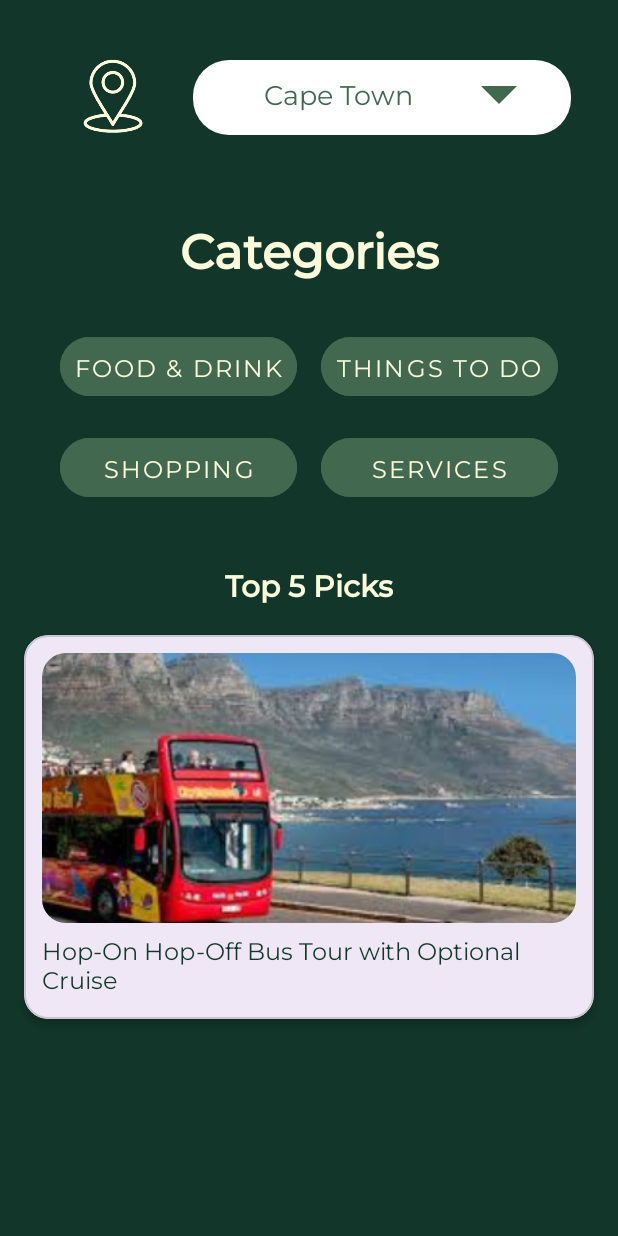
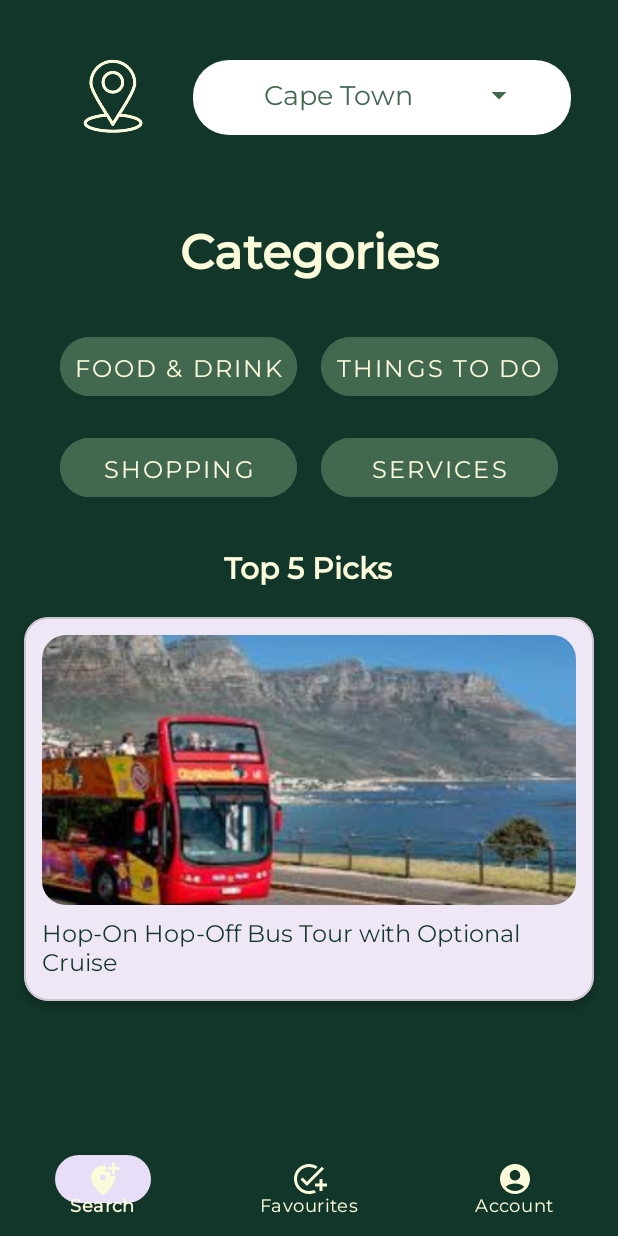
Before and after one commit to VCCT-PROG7314-2025-G1/PROG7314.OutAbout, an Android app: the fragment HomeFragment shown on its own in the app's theme, on a phone screen of 412 x 824 dp. Run offline under Robolectric (Android 15) with nearby library versions, the light colour scheme and no system bars.

Commit message:
bottom_nav_menu.xml - navigation bar completed. Please Copy and paste this code to ensure the nav bar looks the same on all the pages.

```diff
--- /dev/null
+++ b/app/src/main/res/color/nav_item_color.xml
@@ -0,0 +1,5 @@
+<?xml version="1.0" encoding="utf-8"?>
+<selector xmlns:android="http://schemas.android.com/apk/res/android">
+    <item android:color="#FBFADA" android:state_checked="true"/>
+    <item android:color="#FBFADA" android:state_checked="false"/>
+</selector>
--- /dev/null
+++ b/app/src/main/res/drawable/ic_account.xml
@@ -0,0 +1,5 @@
+<vector xmlns:android="http://schemas.android.com/apk/res/android" android:height="24dp" android:tint="#FFFFFF" android:viewportHeight="24" android:viewportWidth="24" android:width="24dp">
+
+    <path android:fillColor="@android:color/white" android:pathData="M12,2C6.48,2 2,6.48 2,12s4.48,10 10,10s10,-4.48 10,-10S17.52,2 12,2zM12,6c1.93,0 3.5,1.57 3.5,3.5S13.93,13 12,13s-3.5,-1.57 -3.5,-3.5S10.07,6 12,6zM12,20c-2.03,0 -4.43,-0.82 -6.14,-2.88C7.55,15.8 9.68,15 12,15s4.45,0.8 6.14,2.12C16.43,19.18 14.03,20 12,20z"/>
+
+</vector>
--- /dev/null
+++ b/app/src/main/res/drawable/ic_dropdown.xml
@@ -0,0 +1,5 @@
+<vector xmlns:android="http://schemas.android.com/apk/res/android" android:height="24dp" android:tint="#436850" android:viewportHeight="24" android:viewportWidth="24" android:width="24dp">
+
+    <path android:fillColor="@android:color/white" android:pathData="M7,10l5,5 5,-5z"/>
+
+</vector>
--- /dev/null
+++ b/app/src/main/res/drawable/ic_favorite.xml
@@ -0,0 +1,5 @@
+<vector xmlns:android="http://schemas.android.com/apk/res/android" android:height="24dp" android:tint="#FFFFFF" android:viewportHeight="24" android:viewportWidth="24" android:width="24dp">
+
+    <path android:fillColor="@android:color/white" android:pathData="M22,5.18L10.59,16.6l-4.24,-4.24l1.41,-1.41l2.83,2.83l10,-10L22,5.18zM12,20c-4.41,0 -8,-3.59 -8,-8s3.59,-8 8,-8c1.57,0 3.04,0.46 4.28,1.25l1.45,-1.45C16.1,2.67 14.13,2 12,2C6.48,2 2,6.48 2,12s4.48,10 10,10c1.73,0 3.36,-0.44 4.78,-1.22l-1.5,-1.5C14.28,19.74 13.17,20 12,20zM19,15h-3v2h3v3h2v-3h3v-2h-3v-3h-2V15z"/>
+
+</vector>
--- /dev/null
+++ b/app/src/main/res/drawable/ic_search.xml
@@ -0,0 +1,5 @@
+<vector xmlns:android="http://schemas.android.com/apk/res/android" android:height="24dp" android:tint="#FFFFFF" android:viewportHeight="24" android:viewportWidth="24" android:width="24dp">
+
+    <path android:fillColor="@android:color/white" android:pathData="M20,1v3h3v2h-3v3h-2L18,6h-3L15,4h3L18,1h2zM12,13c1.1,0 2,-0.9 2,-2s-0.9,-2 -2,-2 -2,0.9 -2,2 0.9,2 2,2zM14,3.25L14,7h3v3h2.92c0.05,0.39 0.08,0.79 0.08,1.2 0,3.32 -2.67,7.25 -8,11.8 -5.33,-4.55 -8,-8.48 -8,-11.8C4,6.22 7.8,3 12,3c0.68,0 1.35,0.08 2,0.25z"/>
+
+</vector>
--- a/app/src/main/res/layout/fragment_home.xml
+++ b/app/src/main/res/layout/fragment_home.xml
@@ -178,26 +178,29 @@
     </GridLayout>
 
     <!-- Top 5 Picks Title -->
+
+    <!-- Activity Card View -->
     <TextView
         android:id="@+id/top_picks_title"
         android:layout_width="wrap_content"
         android:layout_height="wrap_content"
-        android:layout_marginTop="32dp"
+        android:layout_marginTop="20dp"
         android:fontFamily="@font/montserrat_medium"
         android:text="Top 5 Picks"
         android:textColor="#FBFADA"
         android:textSize="20sp"
         android:textStyle="bold"
         app:layout_constraintEnd_toEndOf="parent"
+        app:layout_constraintHorizontal_bias="0.498"
         app:layout_constraintStart_toStartOf="parent"
         app:layout_constraintTop_toBottomOf="@id/categories_grid" />
 
-    <!-- Activity Card View -->
     <com.google.android.material.card.MaterialCardView
         android:id="@+id/card_example"
         android:layout_width="0dp"
         android:layout_height="wrap_content"
         android:layout_margin="16dp"
+        android:layout_marginBottom="80dp"
         app:cardCornerRadius="16dp"
         app:cardElevation="4dp"
         app:layout_constraintTop_toBottomOf="@id/top_picks_title"
@@ -226,13 +229,27 @@
             <TextView
                 android:layout_width="match_parent"
                 android:layout_height="wrap_content"
+                android:fontFamily="@font/montserrat_regular"
                 android:text="Hop-On Hop-Off Bus Tour with Optional Cruise"
-                android:textSize="16sp"
                 android:textColor="#12372A"
-                android:fontFamily="@font/montserrat_regular" />
+                android:textSize="16sp" />
 
         </LinearLayout>
     </com.google.android.material.card.MaterialCardView>
 
-
+    <!-- Navigation Bar -->
+    <com.google.android.material.bottomnavigation.BottomNavigationView
+        android:id="@+id/bottom_navigation"
+        android:layout_width="412dp"
+        android:layout_height="66dp"
+        android:background="#12372A"
+        app:itemIconTint="@color/nav_item_color"
+        app:itemTextAppearanceActive="@style/BottomNavTextAppearance"
+        app:itemTextAppearanceInactive="@style/BottomNavTextAppearance"
+        app:itemTextColor="@color/nav_item_color"
+        app:labelVisibilityMode="labeled"
+        app:layout_constraintBottom_toBottomOf="parent"
+        app:layout_constraintEnd_toEndOf="parent"
+        app:layout_constraintStart_toStartOf="parent"
+        app:menu="@menu/bottom_nav_menu" />
 </androidx.constraintlayout.widget.ConstraintLayout>
--- /dev/null
+++ b/app/src/main/res/menu/bottom_nav_menu.xml
@@ -0,0 +1,19 @@
+<?xml version="1.0" encoding="utf-8"?>
+<menu xmlns:android="http://schemas.android.com/apk/res/android">
+
+    <item
+        android:id="@+id/nav_search"
+        android:icon="@drawable/ic_search"
+        android:title="Search" />
+
+    <item
+        android:id="@+id/nav_favourites"
+        android:icon="@drawable/ic_favorite"
+        android:title="Favourites" />
+
+    <item
+        android:id="@+id/nav_account"
+        android:icon="@drawable/ic_account"
+        android:title="Account" />
+
+</menu>
--- a/app/src/main/res/values/colors.xml
+++ b/app/src/main/res/values/colors.xml
@@ -2,4 +2,5 @@
 <resources>
     <color name="black">#FF000000</color>
     <color name="white">#FFFFFFFF</color>
+
 </resources>
--- a/app/src/main/res/values/themes.xml
+++ b/app/src/main/res/values/themes.xml
@@ -11,5 +11,9 @@
         <item name="cornerFamily">rounded</item>
         <item name="cornerSize">16dp</item>
     </style>
-
+    <style name="BottomNavTextAppearance" parent="@style/TextAppearance.MaterialComponents.Caption">
+        <item name="fontFamily">@font/montserrat_regular</item>
+        <item name="android:textSize">12sp</item>
+        <item name="android:textColor">#FBFADA</item>
+    </style>
 </resources>
```
Also changed, not shown: app/src/main/res/drawable/ic_dropdown.png (deleted).
